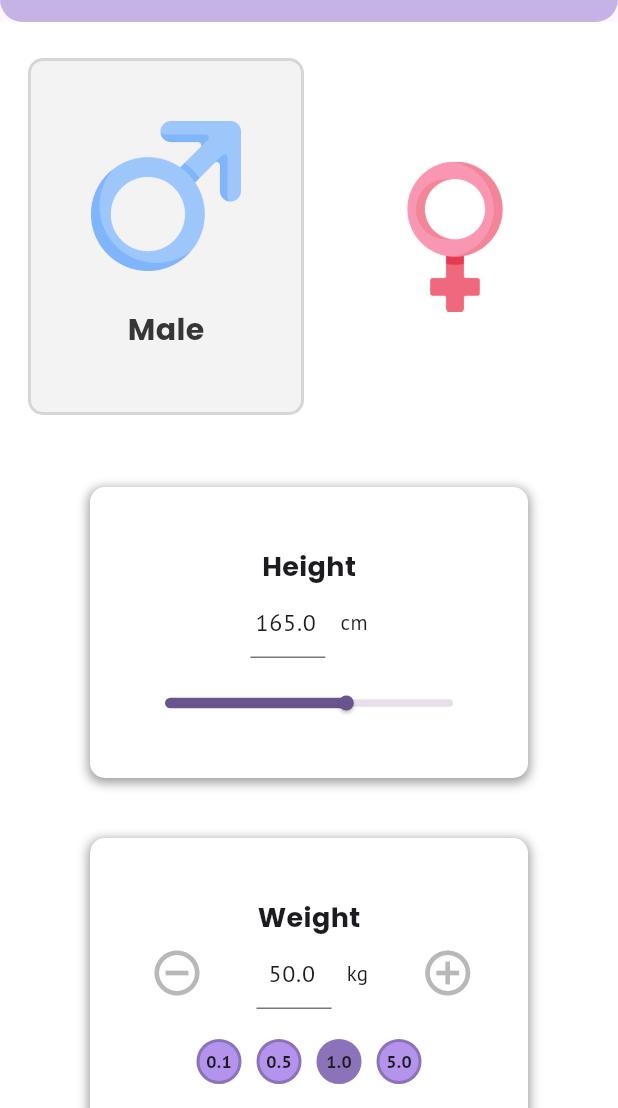
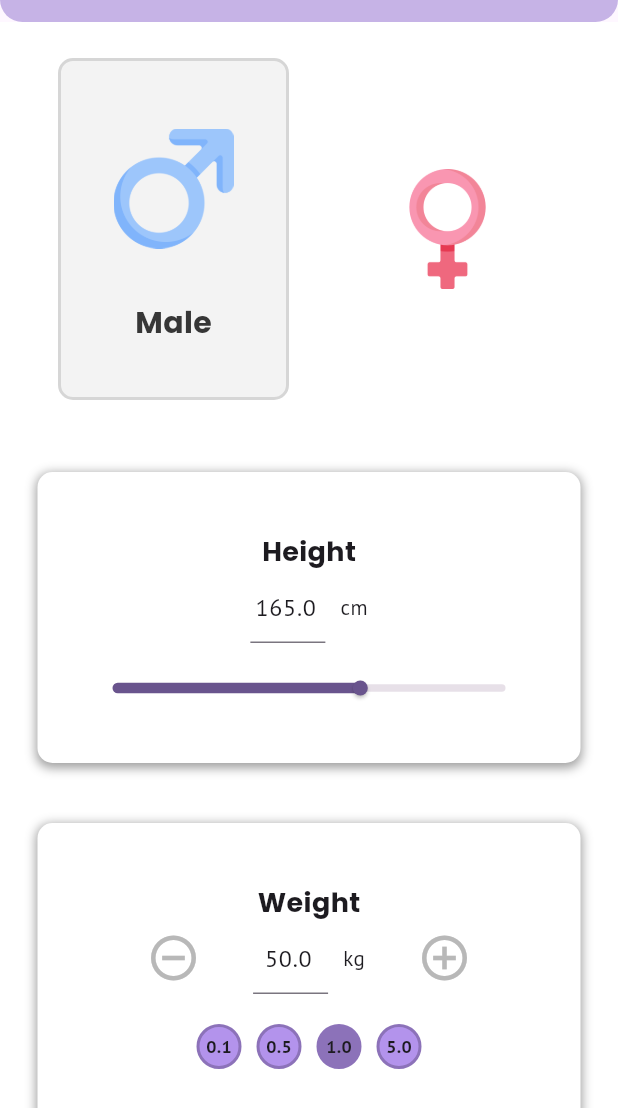
Before and after one commit to enriqqqq/bmi_calculator, a Flutter app: the screen it shows after launch, on a phone screen of 412 x 824 dp, the part 128-1236 px from its top. Run offline on Flutter 3.47's test engine with Material 2 defaults, Android fonts, the light colour scheme and no system bars; our stand-ins replace google_fonts.

Commit message:
tweaks for mobile,  media queries, changed bmi description

```diff
--- a/lib/gender_item.dart
+++ b/lib/gender_item.dart
@@ -17,6 +17,8 @@ class GenderCard extends StatelessWidget {
 
   @override
   Widget build(BuildContext context) {
+    var screenWidth = MediaQuery.of(context).size.width;
+
     return Container(
       decoration: BoxDecoration(
         border: selected
@@ -30,15 +32,16 @@ class GenderCard extends StatelessWidget {
             ? const Color.fromARGB(255, 243, 243, 243)
             : const Color.fromARGB(255, 255, 255, 255),
       ),
-      padding: const EdgeInsets.only(
-          top: 40.0, left: 40.0, right: 40.0, bottom: 40.0),
+      padding: screenWidth < 600
+          ? const EdgeInsets.all(35.0)
+          : const EdgeInsets.all(40.0),
       child: Column(
         children: [
           InkWell(
             onTap: () => tapHandler(value),
             child: Image.asset(
               imgUrl,
-              width: 100,
+              width: screenWidth < 600 ? 80 : 100,
               height: 100,
             ),
           ),
--- a/lib/height_section.dart
+++ b/lib/height_section.dart
@@ -20,7 +20,14 @@ class HeightSection extends StatelessWidget {
 
   @override
   Widget build(BuildContext context) {
-    return Container(
+    var screenWidth = MediaQuery.of(context).size.width;
+
+    return Column(
+      children: [
+        Container(
+          constraints: const BoxConstraints(
+            maxWidth: 900,
+          ),
           decoration: BoxDecoration(
             borderRadius: BorderRadius.circular(10),
             color: Colors.white,
@@ -33,7 +40,9 @@ class HeightSection extends StatelessWidget {
               ),
             ],
           ),
-      margin: const EdgeInsets.only(top: 40.0, left: 60.0, right: 60.0),
+          margin: screenWidth < 600
+              ? const EdgeInsets.only(top: 40.0, left: 25.0, right: 25.0)
+              : const EdgeInsets.only(top: 40.0, left: 60.0, right: 60.0),
           padding: const EdgeInsets.all(40.0),
           child: Column(
             children: [
@@ -86,6 +95,8 @@ class HeightSection extends StatelessWidget {
               ),
             ],
           ),
+        ),
+      ],
     );
   }
 }
--- a/lib/weight_section.dart
+++ b/lib/weight_section.dart
@@ -27,7 +27,14 @@ class WeightSection extends StatelessWidget {
 
   @override
   Widget build(BuildContext context) {
-    return Container(
+    var screenWidth = MediaQuery.of(context).size.width;
+
+    return Column(
+      children: [
+        Container(
+          constraints: const BoxConstraints(
+            maxWidth: 900,
+          ),
           decoration: BoxDecoration(
             borderRadius: BorderRadius.circular(10),
             color: Colors.white,
@@ -40,7 +47,9 @@ class WeightSection extends StatelessWidget {
               ),
             ],
           ),
-      margin: const EdgeInsets.only(top: 40.0, left: 60.0, right: 60.0),
+          margin: screenWidth < 600
+              ? const EdgeInsets.only(top: 40.0, left: 25.0, right: 25.0)
+              : const EdgeInsets.only(top: 40.0, left: 60.0, right: 60.0),
           padding: const EdgeInsets.all(40.0),
           child: Column(
             children: [
@@ -125,6 +134,8 @@ class WeightSection extends StatelessWidget {
               ),
             ],
           ),
+        ),
+      ],
     );
   }
 }
```
Also changed, not shown: lib/form.dart (+18 -8 lines), lib/result.dart (+11 -5 lines). Lines whose indentation alone changed are shown as unchanged.
